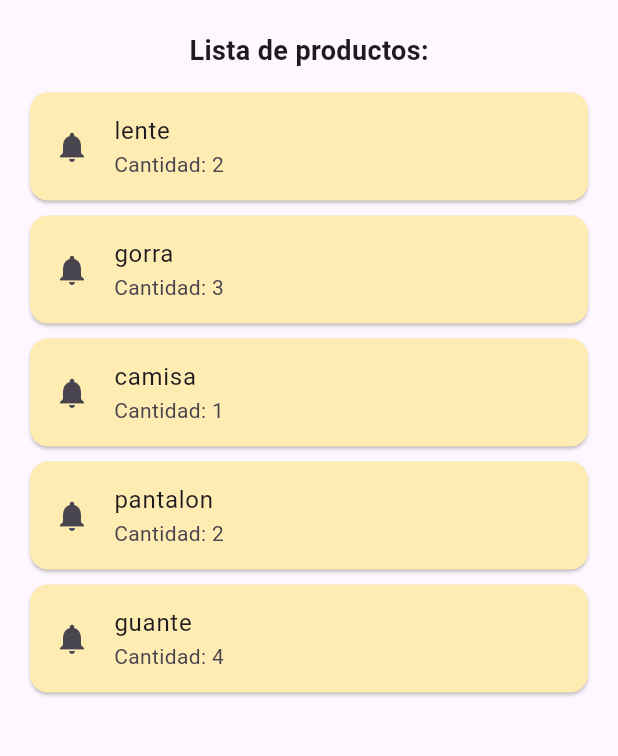
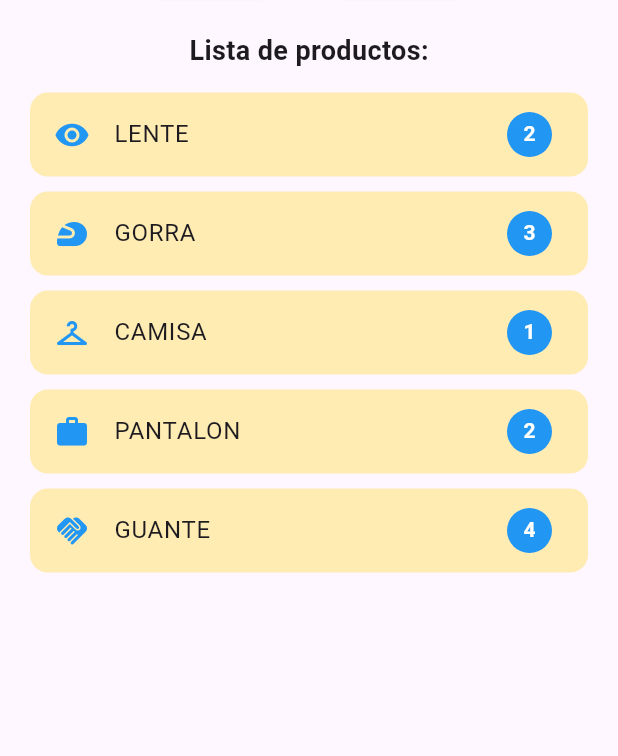
Before and after one commit to almagomen/Guemart-Lector, a Flutter app: the screen it shows after launch, on a phone screen of 412 x 824 dp, the part 356-1112 px from its top. Run offline on Flutter 3.47's test engine with Material 3 defaults, Android fonts, the phone set to English and light mode, and no system bars; our stand-ins replace flutter_hooks, flutter_modular, qr_flutter; missing offline and left inert: mobile_scanner.

Commit message:
Descripción de los cambios realizados

```diff
--- a/lib/features/home/pages/home_page.dart
+++ b/lib/features/home/pages/home_page.dart
@@ -2,6 +2,7 @@ import 'package:app/features/home/widgets/scan_qr.dart';
 import 'package:flutter/material.dart';
 import 'package:flutter_modular/flutter_modular.dart';
 import 'package:flutter_hooks/flutter_hooks.dart';
+
 
 class HomePage extends HookWidget {
   const HomePage({super.key});
@@ -10,13 +11,13 @@ class HomePage extends HookWidget {
   Widget build(BuildContext context) {
     // Hook to manage the list of scanned results
     final scannedResults = useState<List<String>>([]);
-    final productList = {
+    final productList = useState<Map<String, int>>({
       'lente': 2,
       'gorra': 3,
       'camisa': 1,
       'pantalon': 2,
       'guante': 4,
-    };
+    });
 
     Future<void> scanQRCode() async {
       // Navigate to a scanner page and wait for the result
@@ -25,11 +26,27 @@ class HomePage extends HookWidget {
       );
 
       if (result != null && result.isNotEmpty) {
-        if (productList.containsKey(result.toLowerCase())) {
-          scannedResults.value = [...scannedResults.value, result];
+        final lowerCaseResult = result.toLowerCase();
+        if (productList.value.containsKey(lowerCaseResult)) {
+          // Decrease the quantity of the product
+          final currentQuantity = productList.value[lowerCaseResult]!;
+          if (currentQuantity > 0) {
+            productList.value = {
+              ...productList.value,
+              lowerCaseResult: currentQuantity - 1,
+            };
+            scannedResults.value = [...scannedResults.value, result];
+            // ScaffoldMessenger.of(context).showSnackBar(
+            //   SnackBar(behavior: SnackBarBehavior.floating, content: Text('Producto "$result" encontrado y añadido al drawer')),
+            // );
+          } else {
+            ScaffoldMessenger.of(context).showSnackBar(
+                SnackBar(behavior: SnackBarBehavior.floating, content: Text('Producto "$result" está agotado')),
+            );
+          }
         } else {
           ScaffoldMessenger.of(context).showSnackBar(
-            SnackBar(content: Text('Producto "$result" no encontrado')),
+            SnackBar(behavior: SnackBarBehavior.floating, content: Text('Producto "$result" no encontrado')),
           );
         }
       }
@@ -54,6 +71,29 @@ class HomePage extends HookWidget {
             ...scannedResults.value.map((result) => ListTile(
                   title: Text(result),
                   leading: const Icon(Icons.qr_code),
+                  trailing: IconButton(
+                    icon: const Icon(Icons.delete, color: Colors.red),
+                    onPressed: () {
+                      // Remove only the first occurrence of the selected item
+                      final updatedList = List<String>.from(scannedResults.value);
+                      updatedList.remove(result); // This removes the first occurrence
+                      scannedResults.value = updatedList;
+
+                      // Increment the product quantity back in the product list
+                      final lowerCaseResult = result.toLowerCase();
+                      if (productList.value.containsKey(lowerCaseResult)) {
+                        final currentQuantity = productList.value[lowerCaseResult]!;
+                        productList.value = {
+                          ...productList.value,
+                          lowerCaseResult: currentQuantity + 1,
+                        };
+                      }
+
+                      ScaffoldMessenger.of(context).showSnackBar(
+                        SnackBar(content: Text('Producto "$result" eliminado del drawer y cantidad actualizada')),
+                      );
+                    },
+                  ),
                 )),
           ],
         ),
@@ -86,19 +126,57 @@ class HomePage extends HookWidget {
 
             const SizedBox(height: 10),
 
-            ...productList.entries.map((entry) => Card(
-                  color: Colors.amber[100],
-                  margin: const EdgeInsets.symmetric(horizontal: 20, vertical: 5),
-                  child: ListTile(
-                    title: Text(entry.key),
-                    subtitle: Text('Cantidad: ${entry.value}'),
-                    leading: const Icon(Icons.notifications),
+            ...productList.value.entries.map((entry) => Card(
+                color: entry.value == 0 ? Colors.lightGreen[100] : Colors.amber[100],
+                margin: const EdgeInsets.symmetric(horizontal: 20, vertical: 5),
+                elevation: 0,
+                child: ListTile(
+                  shape: RoundedRectangleBorder(borderRadius: BorderRadius.circular(0), side: BorderSide.none),
+                  leading: Icon(
+                    _getProductIcon(entry.key), // Function to get the icon based on the product name
+                    color: Colors.blue,
                   ),
-                )
-              ),
+                  title: Text(
+                    entry.key.toUpperCase(), // Convert product name to uppercase
+                    style: const TextStyle(fontWeight: FontWeight.w400),
+                  ),
+                  trailing: Row(
+                    mainAxisSize: MainAxisSize.min,
+                    children: [
+
+                      CircleAvatar(
+                        radius: 15,
+                        backgroundColor: Colors.blue,
+                        child: Text(
+                          '${entry.value}',
+                          style: const TextStyle(color: Colors.white, fontSize: 14, fontWeight: FontWeight.bold),
+                        ),
+                      ),
+                    ],
+                  ),
+                ),
+              )
+            ),
           ],
         ),
       ),
     );
   }
 }
+
+IconData _getProductIcon(String productName) {
+  switch (productName.toLowerCase()) {
+    case 'lente':
+      return Icons.visibility; // Example icon for "lente"
+    case 'gorra':
+      return Icons.sports_motorsports; // Example icon for "gorra"
+    case 'camisa':
+      return Icons.checkroom; // Example icon for "camisa"
+    case 'pantalon':
+      return Icons.work; // Replace with a suitable icon
+    case 'guante':
+      return Icons.handshake; // Example icon for "guante"
+    default:
+      return Icons.shopping_bag; // Default icon
+  }
+}
```
